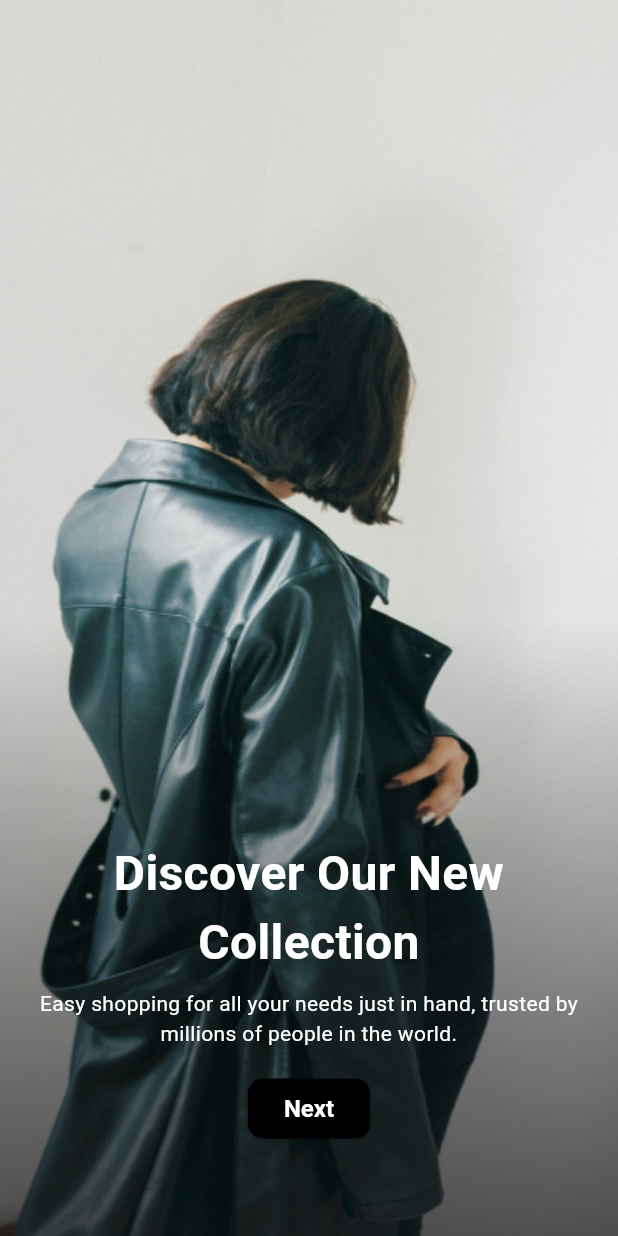
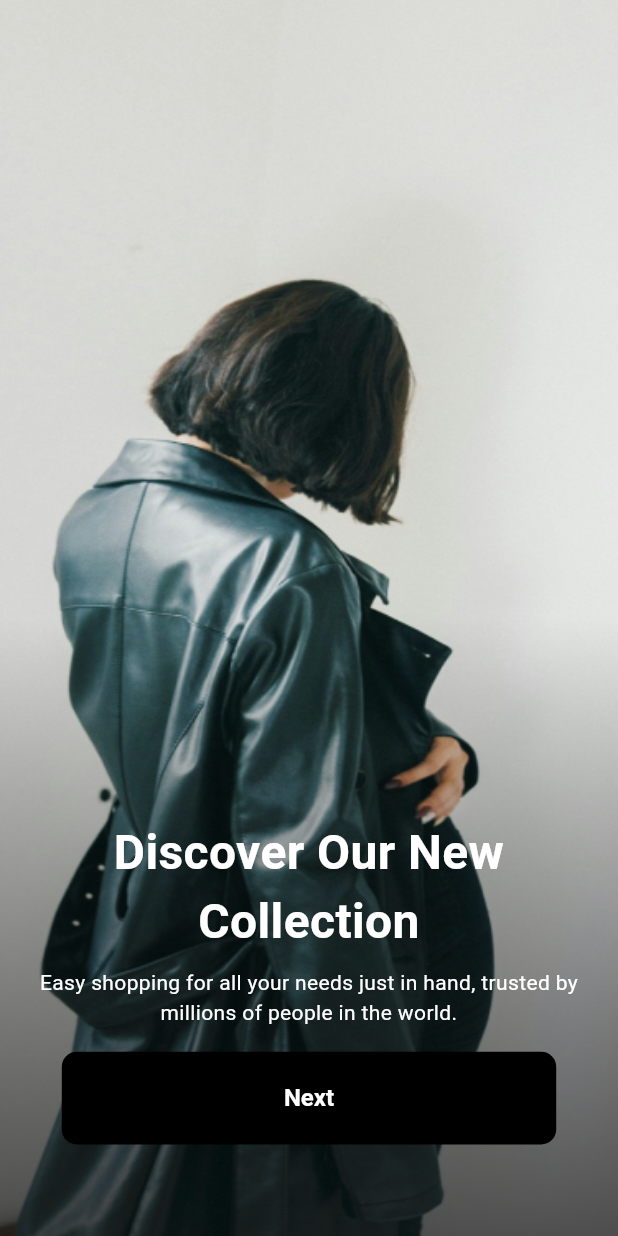
Before and after one commit to debugger-snjy/snapshop, a Flutter app: the screen it shows after launch, on a phone screen of 412 x 824 dp. Run offline on Flutter 3.47's test engine with Material 3 defaults, Android fonts, the phone set to English and light mode, and no system bars.

Commit message:
Other Changes : Wrapped Button with Container for Height & Width

```diff
--- a/lib/widgets/button_dart_widget.dart
+++ b/lib/widgets/button_dart_widget.dart
@@ -3,22 +3,33 @@ import 'package:flutter/material.dart';
 class DarkButton extends StatelessWidget {
   final double radius;
   final Text text;
+  final double buttonWidth, buttonHeight;
   final VoidCallback actions;
-  const DarkButton({super.key, required this.radius, required this.text,required this.actions});
+
+  const DarkButton(
+      {super.key,
+      required this.radius,
+      required this.text,
+      required this.actions,
+      required this.buttonHeight,
+      required this.buttonWidth});
 
   @override
   Widget build(BuildContext context) {
-    return ElevatedButton(
+    // Wrapped with the SizeBox to Add the Height and width of the Button
+    return Container(
+      width: buttonWidth,
+      height: buttonHeight,
+      child: TextButton(
         onPressed: actions,
-        style: ElevatedButton.styleFrom(
-          backgroundColor: Colors.black,
-          textStyle: const TextStyle(color: Colors.white),
-          shape: RoundedRectangleBorder(
-            borderRadius: BorderRadius.circular(radius)
-          )
-
-        ),
+        style: TextButton.styleFrom(
+            backgroundColor: Colors.black,
+            elevation: 10,
+            textStyle: const TextStyle(color: Colors.white),
+            shape: RoundedRectangleBorder(
+                borderRadius: BorderRadius.circular(radius))),
         child: text,
+      ),
     );
   }
 }
```
